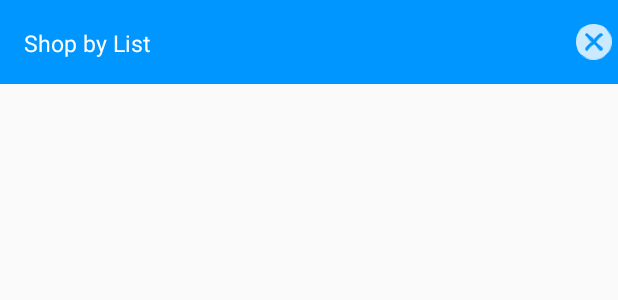
After one commit to MobileDev-Ziffity/magento-android, an Android app: the layout activity_shop_list.xml on its own in the app's theme, with its tools: preview values and no code run, on a phone screen of 412 x 824 dp. The commit adds this screen. Shown: the top 300 px of the screen. Run offline under Robolectric (Android 15) with nearby library versions, the phone set to English and light mode, and no system bars.

Commit message:
shop by list

```diff
--- a/app/src/main/java/in/usesi/mobile/Constants.java
+++ b/app/src/main/java/in/usesi/mobile/Constants.java
@@ -1,7 +1,7 @@
 package in.usesi.mobile;
 
 class Constants {
-    static String BASE_URL = "https://alpha.usesi.com/";
+    static String BASE_URL = "http://qa.usesi.com/";
     static String LOCATION_URL = "https://careers.usesi.com/companies";
     static String CATEGORY_URL = "http://manage.hawksearch.com/sites/uselectric/?hawkoutput=json&hawkpath=category";
     static Boolean apiCall = true;
--- /dev/null
+++ b/app/src/main/res/layout/activity_shop_list.xml
@@ -0,0 +1,48 @@
+<?xml version="1.0" encoding="utf-8"?>
+<LinearLayout xmlns:android="http://schemas.android.com/apk/res/android"
+    android:layout_width="match_parent"
+    android:layout_height="match_parent"
+    android:orientation="vertical">
+
+    <android.support.v7.widget.Toolbar
+        android:id="@+id/toolBar"
+        android:layout_width="match_parent"
+        android:layout_height="?actionBarSize"
+        android:background="@color/colorPrimary">
+
+        <LinearLayout
+            android:layout_width="match_parent"
+            android:layout_height="wrap_content">
+
+
+            <TextView
+                android:id="@+id/txtTitle"
+                android:layout_width="0dp"
+                android:layout_height="wrap_content"
+                android:layout_marginTop="6dp"
+                android:layout_weight="1"
+                android:text="Shop by List"
+                android:textColor="#ffffff"
+                android:textSize="15sp" />
+
+            <ImageView
+                android:id="@+id/btnClose"
+                android:layout_width="wrap_content"
+                android:layout_height="wrap_content"
+                android:src="@drawable/ic_action_cancel" />
+
+        </LinearLayout>
+
+    </android.support.v7.widget.Toolbar>
+
+
+    <android.support.v7.widget.RecyclerView
+        android:id="@+id/listView"
+        android:layout_width="match_parent"
+        android:layout_height="wrap_content"
+        android:padding="10dp">
+
+
+    </android.support.v7.widget.RecyclerView>
+
+</LinearLayout>
--- a/app/src/main/res/layout/layout_list_category.xml
+++ b/app/src/main/res/layout/layout_list_category.xml
@@ -19,6 +19,7 @@
         android:textColor="#000000"
         android:layout_weight="1"
         android:padding="10dp"
+        android:text="wqrugbkn"
         />
 
         <ImageView
```
Also changed, not shown: app/src/main/AndroidManifest.xml (+14 -19 lines), app/src/main/java/in/usesi/mobile/ActivityShopList.java (added, +97 -0 lines), app/src/main/java/in/usesi/mobile/AdapterShoobyList.java (added, +175 -0 lines), app/src/main/java/in/usesi/mobile/MainActivity.java (+12 -5 lines), app/src/main/java/in/usesi/mobile/ShopDetails.java (added, +56 -0 lines), app/src/main/res/menu/activity_main_drawer.xml (+7 -0 lines), app/build.gradle (line endings or trailing spaces), app/src/main/res/drawable-hdpi/ic_action_shopping.png (added), app/src/main/res/drawable-mdpi/ic_action_shopping.png (added), app/src/main/res/drawable-xhdpi/ic_action_shopping.png (added), app/src/main/res/drawable-xxhdpi/ic_action_shopping.png (added), gradle/wrapper/gradle-wrapper.properties, 8 other files.
